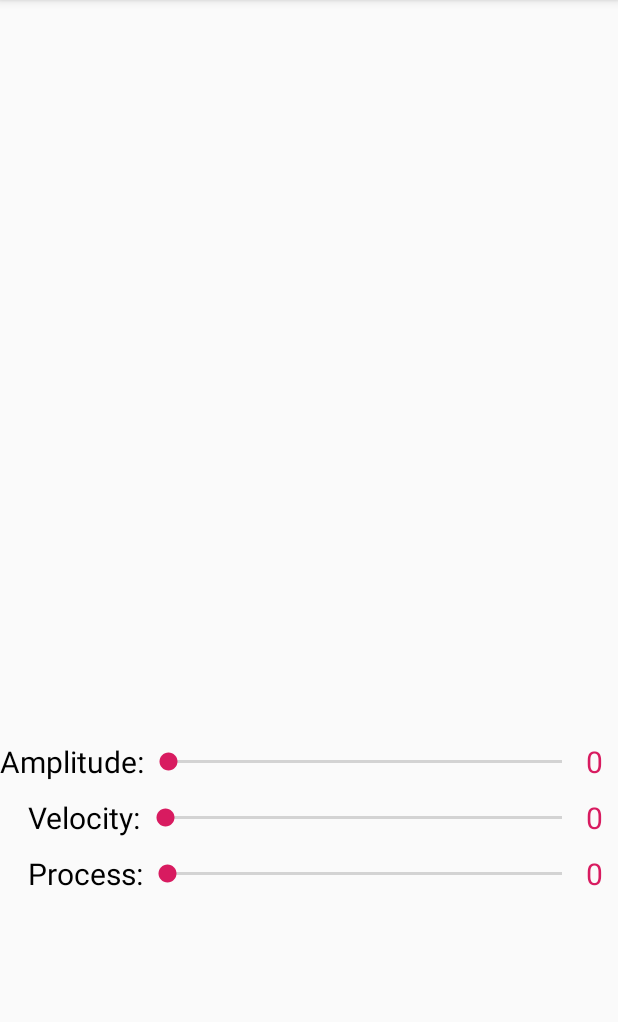
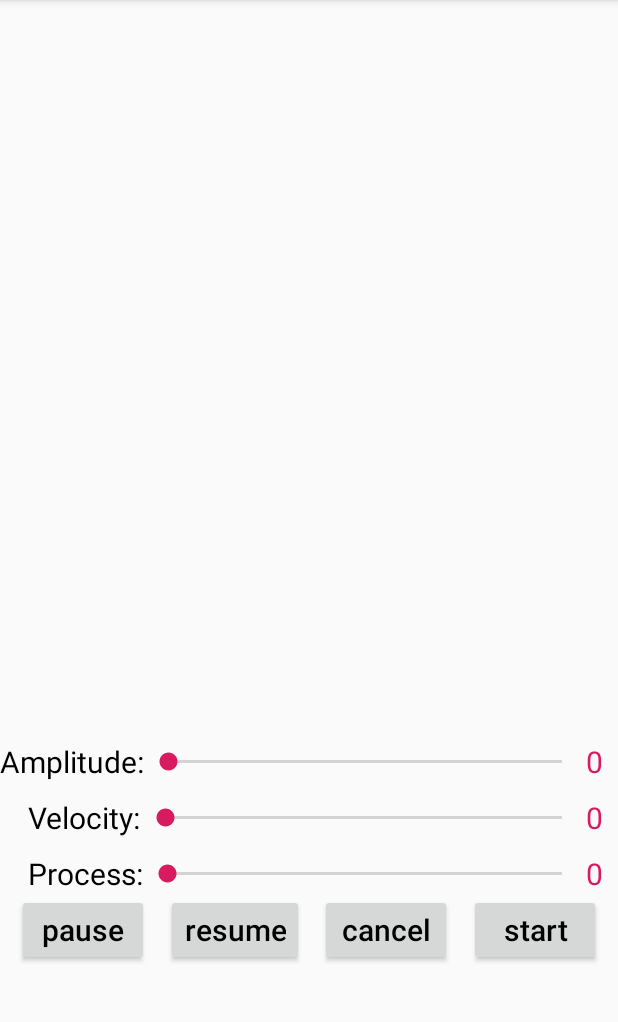
Before and after one commit to rain9155/WaveLoadingView, an Android app: the screen it shows after launch (MainActivity), on a phone screen of 412 x 824 dp, the part 84-1106 px from its top. Run offline under Robolectric (Android 15) with nearby library versions, the phone set to English and light mode, and no system bars; 13 statements that could not run were skipped.

Commit message:
基本完成

```diff
--- a/app/src/main/java/com/example/waveloadingview/MainActivity.kt
+++ b/app/src/main/java/com/example/waveloadingview/MainActivity.kt
@@ -2,7 +2,9 @@ package com.example.waveloadingview
 
 import android.support.v7.app.AppCompatActivity
 import android.os.Bundle
+import android.view.View
 import android.widget.SeekBar
+import com.example.library.WaveLoadingView
 import kotlinx.android.synthetic.main.activity_main.*
 
 class MainActivity : AppCompatActivity(), SeekBar.OnSeekBarChangeListener{
@@ -19,14 +21,17 @@ class MainActivity : AppCompatActivity(), SeekBar.OnSeekBarChangeListener{
         when(seekBar?.id){
             R.id.sbAmplitude -> {
                 val pro = progress  * 1f / seekBar.max
-                tvAmplitudeProcess.text = "$pro"
+                tvAmplitudeProcess.text = String.format("%.2f", pro)
+                wl.waveAmplitude = pro
             }
             R.id.sbVelocity -> {
                 val pro = progress * 1f / seekBar.max
-                tvVelocityProcess.text = "$pro"
+                tvVelocityProcess.text = String.format("%.2f", pro)
+                wl.waveVelocity = pro
             }
             R.id.sbProcess -> {
                 tvProcesses.text = "$progress"
+                wl.process = progress
             }
         }
     }
@@ -39,5 +44,24 @@ class MainActivity : AppCompatActivity(), SeekBar.OnSeekBarChangeListener{
         sbVelocity.setOnSeekBarChangeListener(this)
         sbProcess.setOnSeekBarChangeListener(this)
 
+        sbAmplitude.progress = (wl.waveAmplitude * 100).toInt()
+        sbVelocity.progress = (wl.waveVelocity * 100).toInt()
+        sbProcess.progress = wl.process
+
+        btnPauseAnim.setOnClickListener {
+            wl.pauseLoading()
+        }
+        btnResumeAnim.setOnClickListener {
+            wl.resumeLoading()
+        }
+        btnCancelAnim.setOnClickListener {
+            wl.cancelLoading()
+        }
+        btnStartAnim.setOnClickListener {
+            wl.startLoading()
+        }
+
+        wl.visibility = View.INVISIBLE
+
     }
 }
--- a/app/src/main/res/layout/activity_main.xml
+++ b/app/src/main/res/layout/activity_main.xml
@@ -11,7 +11,6 @@
         android:layout_width="200dp"
         android:layout_height="200dp"
         app:wl_text="Loading..."
-        app:wl_textColor="#00BCD4"
         app:layout_constraintBottom_toBottomOf="parent"
         app:layout_constraintRight_toRightOf="parent"
         app:layout_constraintTop_toTopOf="parent"
@@ -32,7 +31,7 @@
         android:id="@+id/sbAmplitude"
         android:layout_width="0dp"
         android:layout_height="wrap_content"
-        android:max="90"
+        android:max="100"
         app:layout_constraintTop_toTopOf="@id/tvAmplitude"
         app:layout_constraintLeft_toRightOf="@id/tvAmplitude"
         app:layout_constraintBottom_toBottomOf="@id/tvAmplitude"
@@ -119,4 +118,51 @@
         app:layout_constraintBottom_toBottomOf="@id/sbProcess"
         app:layout_constraintRight_toRightOf="parent"/>
 
+    <Button
+        android:id="@+id/btnPauseAnim"
+        android:layout_width="wrap_content"
+        android:layout_height="wrap_content"
+        style="@style/TextStyle"
+        android:text="pause"
+        android:textAllCaps="false"
+        app:layout_constraintTop_toBottomOf="@id/tvProcesses"
+        app:layout_constraintLeft_toLeftOf="parent"
+        app:layout_constraintRight_toLeftOf="@+id/btnResumeAnim"/>
+
+    <Button
+        android:id="@+id/btnResumeAnim"
+        android:layout_width="wrap_content"
+        android:layout_height="wrap_content"
+        style="@style/TextStyle"
+        android:text="resume"
+        android:textAllCaps="false"
+        app:layout_constraintTop_toTopOf="@id/btnPauseAnim"
+        app:layout_constraintBottom_toBottomOf="@id/btnPauseAnim"
+        app:layout_constraintLeft_toRightOf="@id/btnPauseAnim"
+        app:layout_constraintRight_toLeftOf="@+id/btnCancelAnim"/>
+
+    <Button
+        android:id="@+id/btnCancelAnim"
+        android:layout_width="wrap_content"
+        android:layout_height="wrap_content"
+        style="@style/TextStyle"
+        android:text="cancel"
+        android:textAllCaps="false"
+        app:layout_constraintTop_toTopOf="@id/btnResumeAnim"
+        app:layout_constraintBottom_toBottomOf="@id/btnResumeAnim"
+        app:layout_constraintLeft_toRightOf="@id/btnResumeAnim"
+        app:layout_constraintRight_toLeftOf="@+id/btnStartAnim"/>
+
+    <Button
+        android:id="@+id/btnStartAnim"
+        android:layout_width="wrap_content"
+        android:layout_height="wrap_content"
+        style="@style/TextStyle"
+        android:text="start"
+        android:textAllCaps="false"
+        app:layout_constraintTop_toTopOf="@id/btnCancelAnim"
+        app:layout_constraintBottom_toBottomOf="@id/btnCancelAnim"
+        app:layout_constraintLeft_toRightOf="@id/btnCancelAnim"
+        app:layout_constraintRight_toRightOf="parent"/>
+
 </android.support.constraint.ConstraintLayout>
--- a/library/src/main/java/com/example/library/WaveLoadingView.kt
+++ b/library/src/main/java/com/example/library/WaveLoadingView.kt
@@ -18,7 +18,8 @@ import android.util.TypedValue
 import android.view.View
 
 /**
- * 用贝塞尔曲线绘制loading图: init - > onMeasure -> onSizeChange -> onLayout -> onGlobalLayout() -> onDraw
+ * 用贝塞尔曲线绘制loading图:
+ * init - > onAttachedToWindow -> onMeasure -> onSizeChange -> onLayout -> onGlobalLayout -> onDraw
  * Created by 陈健宇 at 2019/7/27
  */
 class WaveLoadingView : View{
@@ -39,23 +40,26 @@ class WaveLoadingView : View{
          const val DEFAULT_BORDER_WIDTH = 0f
          const val DEFAULT_PROCESS = 50
          const val MAX_PROCESS = 100
-         const val DEFAULT_TEXT_COLOR = "#ffffffff"
+         const val DEFAULT_TEXT_LOCATION = 0
+         const val DEFAULT_TEXT_COLOR = "#00BCD4"
          const val DEFAULT_TEXT_SIZE = 20f
          const val DEFAULT_TEXT_STROKE_WIDTH = 0f
          const val DEFAULT_TEXT_STROKE_COLOR = "#00BCD4"
      }
 
-    private lateinit var wavePaint: Paint
-    private lateinit var borderPaint: Paint
-    private lateinit var textPaint: Paint
-    private lateinit var waveValueAnim : ValueAnimator
+    private val waveValueAnim = ValueAnimator.ofFloat(0f, 1f, 0f)
+    private val wavePaint = Paint(Paint.ANTI_ALIAS_FLAG)
+    private val borderPaint = Paint(Paint.ANTI_ALIAS_FLAG)
+    private val textPaint =  Paint(Paint.ANTI_ALIAS_FLAG)
     private val wavePath = Path()
     private val clipPath = Path()
     private val textPath = Path()
     private var animProcess = 0f
     private var textWaveDirectionReverse = false
-    private var canvasOffsetXFast = 0f
-    private var canvasOffsetXSlow = 0f
+    private var canvasFastOffsetX = 0f
+    private var canvasSlowOffsetX = 0f
+    private var fastWaveOffsetX = 0f
+    private var slowWaveOffsetX = 0f
     private var canvasOffsetY = 0f
     private var canvasWidth = 0
     private var canvasHeight = 0
@@ -64,16 +68,23 @@ class WaveLoadingView : View{
     private var waveLen = 0
     private var waveHeight = 0
     private var waveStartY = 0f
+    private var textWidth = 0
+    private var textHeight = 0
+    private var textStartX = 0f
+    private var textStartY = 0f
     private val shapeRect = RectF()
     private val shapeCircle = Circle()
-    private var shape = Shape.CIRCLE
-    private var textWidth = 0
-    private var textHeight = 0
+
+    var shape = Shape.CIRCLE
+    set(value) {
+        field = value
+        requestLayout()
+    }
 
     var shapeCorner = 0f
     set(value) {
         field = value
-        invalidate()
+        requestLayout()
     }
 
     var waveColor  = 0
@@ -82,7 +93,6 @@ class WaveLoadingView : View{
         invalidate()
     }
 
-    var waveSecondColor  = 0
     var waveBackgroundColor = 0
     set(@ColorInt value) {
         field = value
@@ -91,20 +101,19 @@ class WaveLoadingView : View{
 
     var waveAmplitude = 0f
     set(@FloatRange(from = 0.0, to = 0.9) value) {
-        Log.d(TAG, "setWaveAmplitude")
         field = value
         if (value < 0f) field = 0f
         if (value > MAX_WAVE_AMPLITUDE) field = MAX_WAVE_AMPLITUDE
-        invalidate()
+        requestLayout()
     }
 
     var waveVelocity = 0f
     set(value) {
-        Log.d(TAG, "setWaveVelocity")
         field = value
         if (value < 0f) field = 0f
         if (value > MAX_WAVE_VELOCITY) field = MAX_WAVE_VELOCITY
-        invalidate()
+        fastWaveOffsetX= field * WAVE_OFFSET
+        slowWaveOffsetX = field * WAVE_OFFSET / 2
     }
 
     var borderColor = 0
@@ -121,11 +130,16 @@ class WaveLoadingView : View{
 
     var process = 0
     set(@IntRange(from = 0, to = 100) value) {
-        Log.d(TAG, "setProcess")
         field = value
         if (value < 0) field = 0
         if (value > MAX_PROCESS) field = MAX_PROCESS
-        invalidate()
+        requestLayout()
+    }
+
+    var textLocation = Location.FLOW
+    set(value) {
+        field = value
+        requestLayout()
     }
 
     var text : String? = ""
@@ -137,7 +151,7 @@ class WaveLoadingView : View{
     var textSize = 0f
     set(value) {
         field = value
-        invalidate()
+        requestLayout()
     }
 
     var textColor = 0
@@ -161,6 +175,11 @@ class WaveLoadingView : View{
     var isTextWave = false
     set(value) {
         field = value
+        if(field) waveValueAnim.addListener(object : AnimatorListenerAdapter(){
+            override fun onAnimationRepeat(animation: Animator?) {
+                textWaveDirectionReverse = !textWaveDirectionReverse
+            }
+        })
         invalidate()
     }
 
@@ -185,6 +204,7 @@ class WaveLoadingView : View{
         if (Build.VERSION.SDK_INT >= Build.VERSION_CODES.JELLY_BEAN) {
             background = null
         }
+
         //init Attrs
         val typeArray = context?.obtainStyledAttributes(attrs, R.styleable.WaveLoadingView)
 
@@ -197,7 +217,6 @@ class WaveLoadingView : View{
         shapeCorner = typeArray?.getDimension(R.styleable.WaveLoadingView_wl_shapeCorner, DEFAULT_SHAPE_CORNER)!!
 
         waveColor = typeArray?.getColor(R.styleable.WaveLoadingView_wl_waveColor, Color.parseColor(DEFAULT_WAVE_COLOR))
-        waveSecondColor = adjustAlpha(waveColor, 0.7f)
         waveBackgroundColor = typeArray?.getColor(R.styleable.WaveLoadingView_wl_waveBackgroundColor, Color.parseColor(DEFAULT_WAVE_BACKGROUND_COLOR))
         waveAmplitude = typeArray?.getFloat(R.styleable.WaveLoadingView_wl_waveAmplitude, DEFAULT_WAVE_AMPLITUDE)
         waveVelocity = typeArray?.getFloat(R.styleable.WaveLoadingView_wl_waveVelocity, DEFAULT_WAVE_VELOCITY)
@@ -207,6 +226,12 @@ class WaveLoadingView : View{
 
         process = typeArray?.getInteger(R.styleable.WaveLoadingView_wl_process, DEFAULT_PROCESS)
 
+        textLocation = when(typeArray?.getInteger(R.styleable.WaveLoadingView_wl_textLocation, DEFAULT_TEXT_LOCATION)){
+            0 -> Location.FLOW
+            1 -> Location.CENTER
+            2 -> Location.TOP
+            else -> Location.BOTTOM
+        }
         text = typeArray?.getString(R.styleable.WaveLoadingView_wl_text)
         if(TextUtils.isEmpty(text)) text = ""
         textSize = typeArray?.getDimension(R.styleable.WaveLoadingView_wl_textSize, spTopx(DEFAULT_TEXT_SIZE))
@@ -218,43 +243,23 @@ class WaveLoadingView : View{
 
         typeArray?.recycle()
 
-        //init Paint
-        wavePaint = Paint(Paint.ANTI_ALIAS_FLAG)
-        wavePaint.style = Paint.Style.FILL_AND_STROKE
-
-        borderPaint = Paint(Paint.ANTI_ALIAS_FLAG)
-        borderPaint.style = Paint.Style.STROKE
-
-        textPaint = Paint(Paint.ANTI_ALIAS_FLAG)
-        textPaint.textSize = textSize
-        textPaint.isFakeBoldText = isTextBold
-        textWidth = textPaint.measureText(text).toInt()
-        val textRect = Rect()
-        textPaint.getTextBounds(text, 0, text!!.length, textRect)
-        textHeight = textRect.height()
-
         //init Anim
-        val fastWaveOffset = waveVelocity * WAVE_OFFSET
-        val slowWaveOffset = waveVelocity * WAVE_OFFSET / 2
-        waveValueAnim = ValueAnimator.ofFloat(0f, 1f, 0f)
+        fastWaveOffsetX= waveVelocity * WAVE_OFFSET
+        slowWaveOffsetX = waveVelocity * WAVE_OFFSET / 2
         waveValueAnim.apply {
             duration = ANIM_TIME
             LinearOutSlowInInterpolator()
             repeatCount = ValueAnimator.INFINITE
+            repeatMode = ValueAnimator.RESTART
             addUpdateListener{ animation ->
                 animProcess = animation.animatedValue as Float
-                canvasOffsetXFast = (canvasOffsetXFast + fastWaveOffset) % canvasWidth
-                canvasOffsetXSlow = (canvasOffsetXSlow + slowWaveOffset) % canvasWidth
-                postInvalidate()
+                canvasFastOffsetX = (canvasFastOffsetX + fastWaveOffsetX) % canvasWidth
+                canvasSlowOffsetX = (canvasSlowOffsetX + slowWaveOffsetX) % canvasWidth
+                if(canvasOffsetY <  0) canvasOffsetY += WAVE_OFFSET  else canvasOffsetY = 0f
+                invalidate()
             }
+        }
 
-            if(isTextWave) addListener(object : AnimatorListenerAdapter(){
-                override fun onAnimationRepeat(animation: Animator?) {
-                    textWaveDirectionReverse = !textWaveDirectionReverse
-                }
-            })
-        }
-        Log.d(TAG, "init()")
     }
 
     override fun onMeasure(widthMeasureSpec: Int, heightMeasureSpec: Int) {
@@ -268,155 +273,61 @@ class WaveLoadingView : View{
                 super.onMeasure(widthMeasureSpec, heightMeasureSpec)
             }
         }
-        Log.d(TAG, "onMeasure(), measureHeight = $measuredHeight, measureWidth = $measuredWidth")
     }
 
-    /**
-     * ConstraintLayout布局会让setMeasuredDimension()失效,所以导致 measuredHeight 和 h 不一样
-     * 所以计算圆形和正方形时要注意居中
-     */
     override fun onSizeChanged(w: Int, h: Int, oldw: Int, oldh: Int) {
         canvasWidth = measuredWidth
         canvasHeight = measuredHeight
         viewWidth = canvasWidth
         viewHeight = canvasHeight
-        drawShapePath(w, h)
-        drawWavePath()
-        if(!isTextWave){
-            textPath.reset()
-            textPath.moveTo((viewWidth - textWidth) / 2f, waveStartY + textHeight / 2)
-            textPath.rLineTo(textWidth.toFloat(), 0f)
-        }
-        Log.d(TAG, "onSizeChanged(), w = $w, h = $h")
+        canvasOffsetY = -canvasHeight / 2f
+    }
+
+    /**
+     * ConstraintLayout布局会让setMeasuredDimension()失效,所以导致 measuredHeight 和 height 不一样, 宽同理
+     * 所以计算圆形和正方形时要注意居中
+     */
+    override fun onLayout(changed: Boolean, left: Int, top: Int, right: Int, bottom: Int) {
+        super.onLayout(changed, left, top, right, bottom)
+        preDrawShapePath(width, height)
+        preDrawWavePath()
+        preDrawTextPath()
     }
 
     override fun onDraw(canvas: Canvas?) {
-        ClipShap(canvas)
+        clipCanvasShape(canvas)
         drawWave(canvas)
         drawBorder(canvas)
         drawText(canvas)
         startLoading()
     }
 
-    /**
-     * 绘制文字
-     */
-    private fun drawText(canvas: Canvas?) {
-        if (TextUtils.isEmpty(text)) return
-
-        if(isTextWave){
-            textPath.reset()
-            textPath.moveTo((viewWidth - textWidth) / 2f, waveStartY + textHeight / 2)
-            if(!textWaveDirectionReverse){
-                textPath.rQuadTo(
-                    textWidth / 4f, -textHeight * animProcess / 2,
-                    textWidth / 2f, 0f
-                )
-                textPath.rQuadTo(
-                    textWidth / 4f, textHeight * animProcess / 2,
-                    textWidth / 2f, 0f
-                )
-            }else{
-                textPath.rQuadTo(
-                    textWidth / 4f, textHeight * animProcess / 2,
-                    textWidth / 2f, 0f
-                )
-                textPath.rQuadTo(
-                    textWidth / 4f, -textHeight * animProcess / 2,
-                    textWidth / 2f, 0f
-                )
-            }
-        }
-
-        if(textStrokeWidth != 0f){
-            textPaint.style = Paint.Style.STROKE
-            textPaint.color = textStrokeColor
-            textPaint.strokeWidth = textStrokeWidth
-            canvas?.drawTextOnPath(text, textPath, 0f, 0f, textPaint)
-        }
-
-        textPaint.style = Paint.Style.FILL
-        textPaint.color = textColor
-        canvas?.drawTextOnPath(text, textPath, 0f, 0f, textPaint)
-    }
-
-    /**
-     * 绘制边框
-     */
-    private fun drawBorder(canvas: Canvas?) {
-        if(borderWidth == 0f) return
-
-        borderPaint.color = borderColor
-        borderPaint.strokeWidth = borderWidth
-        when (shape) {
-            Shape.CIRCLE -> {
-                canvas?.drawCircle(
-                    shapeCircle.centerX, shapeCircle.centerY,
-                    shapeCircle.circleRadius,
-                    borderPaint
-                )
-            }
-            Shape.SQUARE, Shape.RECT -> {
-                if (shapeCorner == 0f)
-                    canvas?.drawRect(shapeRect, borderPaint)
-                else
-                    canvas?.drawRoundRect(
-                        shapeRect,
-                        shapeCorner, shapeCorner,
-                        borderPaint
-                    )
-            }
-        }
-    }
-
-    /**
-     * 绘制波浪
-     */
-    private fun drawWave(canvas: Canvas?) {
-        canvas?.save()
-        canvas?.translate(canvasOffsetXSlow, canvasOffsetY)
-        wavePaint.color = waveSecondColor
-        canvas?.drawPath(wavePath, wavePaint)
-        canvas?.restore()
-
-        canvas?.save()
-        canvas?.translate(canvasOffsetXFast, canvasOffsetY)
-        wavePaint.color = waveColor
-        canvas?.drawPath(wavePath, wavePaint)
-        canvas?.restore()
-    }
-
-    /**
-     * 裁剪画布形状
-     */
-    private fun ClipShap(canvas: Canvas?) {
-        if (shape != Shape.NONE) canvas?.clipPath(clipPath)
-        canvas?.drawColor(waveBackgroundColor)
-    }
-
-    override fun onWindowVisibilityChanged(visibility: Int) {
-        super.onWindowVisibilityChanged(visibility)
-        Log.d(TAG, "onWindowVisibilityChanged()")
-    }
-
-    override fun onWindowFocusChanged(hasWindowFocus: Boolean) {
-        super.onWindowFocusChanged(hasWindowFocus)
-        Log.d(TAG, "onWindowFocusChanged()")
-    }
-
     override fun onDetachedFromWindow() {
-        Log.d(TAG, "onDetachedFromWindow()")
-        waveValueAnim.cancel()
+        cancelLoading()
         waveValueAnim.removeAllUpdateListeners()
         super.onDetachedFromWindow()
     }
 
-    override fun onAttachedToWindow() {
-        Log.d(TAG, "onAttachedToWindow()")
-        super.onAttachedToWindow()
+    private fun preDrawTextPath() {
+        textPaint.textSize = textSize
+        textWidth = textPaint.measureText(text).toInt()
+        val textRect = Rect()
+        textPaint.getTextBounds(text, 0, text!!.length, textRect)
+        textHeight = textRect.height()
+
+        textStartX = (viewWidth - textWidth) / 2f
+        textStartY = when(textLocation){
+            Location.FLOW -> waveStartY + textHeight / 2f
+            Location.TOP -> calculateRelativeY() + textHeight
+            Location.CENTER -> (viewHeight + textHeight) / 2f
+            else -> calculateRelativeY() + canvasHeight - textHeight
+        }
+        textPath.reset()
+        textPath.moveTo(textStartX, textStartY)
+        textPath.rLineTo(textWidth.toFloat(), 0f)
     }
 
-    private fun drawShapePath(w: Int, h: Int) {
+    private fun preDrawShapePath(w: Int, h: Int) {
         clipPath.reset()
         when (shape) {
             Shape.CIRCLE -> {
@@ -468,13 +379,13 @@ class WaveLoadingView : View{
         }
     }
 
-    private fun drawWavePath() {
+    private fun preDrawWavePath() {
         wavePath.reset()
-        waveLen = viewWidth
-        waveHeight = (waveAmplitude * viewHeight).toInt()
-        waveStartY = calculateYbyProcess()
-        wavePath.moveTo(-viewWidth * 2f, waveStartY)
-        val rang = -viewWidth * 2..viewWidth
+        waveLen = canvasWidth
+        waveHeight = (waveAmplitude * canvasHeight).toInt()
+        waveStartY = calculateWaveStartYbyProcess()
+        wavePath.moveTo(-canvasWidth * 2f, waveStartY)
+        val rang = -canvasWidth * 2..canvasWidth
         for (i in rang step waveLen) {
             wavePath.rQuadTo(
                 waveLen / 4f, waveHeight / 2f,
@@ -485,17 +396,115 @@ class WaveLoadingView : View{
                 waveLen / 2f, 0f
             )
         }
-        wavePath.rLineTo(0f, viewHeight.toFloat())
-        wavePath.rLineTo(-viewWidth * 3f, 0f)
+        wavePath.rLineTo(0f, canvasHeight.toFloat())
+        wavePath.rLineTo(-canvasWidth * 3f, 0f)
         wavePath.close()
     }
 
-    private fun calculateYbyProcess(): Float {
+    private fun drawText(canvas: Canvas?) {
+        if (TextUtils.isEmpty(text)) return
+
+        textPaint.isFakeBoldText = isTextBold
+
+        if(isTextWave && textLocation == Location.FLOW){
+            textPath.reset()
+            textPath.moveTo(textStartX, textStartY)
+            if(!textWaveDirectionReverse){
+                textPath.rQuadTo(
+                    textWidth / 4f, -textHeight * animProcess / 2,
+                    textWidth / 2f, 0f
+                )
+                textPath.rQuadTo(
+                    textWidth / 4f, textHeight * animProcess / 2,
+                    textWidth / 2f, 0f
+                )
+            }else{
+                textPath.rQuadTo(
+                    textWidth / 4f, textHeight * animProcess / 2,
+                    textWidth / 2f, 0f
+                )
+                textPath.rQuadTo(
+                    textWidth / 4f, -textHeight * animProcess / 2,
+                    textWidth / 2f, 0f
+                )
+            }
+        }
+
+        if(textStrokeWidth != 0f){
+            textPaint.style = Paint.Style.STROKE
+            textPaint.color = textStrokeColor
+            textPaint.strokeWidth = textStrokeWidth
+            canvas?.drawTextOnPath(text, textPath, 0f, 0f, textPaint)
+        }
+
+        textPaint.style = Paint.Style.FILL
+        textPaint.color = textColor
+        canvas?.drawTextOnPath(text, textPath, 0f, 0f, textPaint)
+    }
+
+    private fun drawBorder(canvas: Canvas?) {
+        if(borderWidth == 0f) return
+
+        borderPaint.style = Paint.Style.STROKE
+        borderPaint.color = borderColor
+        borderPaint.strokeWidth = borderWidth
+
+        when (shape) {
+            Shape.CIRCLE -> {
+                canvas?.drawCircle(
+                    shapeCircle.centerX, shapeCircle.centerY,
+                    shapeCircle.circleRadius,
+                    borderPaint
+                )
+            }
+            Shape.SQUARE, Shape.RECT -> {
+                if (shapeCorner == 0f)
+                    canvas?.drawRect(shapeRect, borderPaint)
+                else
+                    canvas?.drawRoundRect(
+                        shapeRect,
+                        shapeCorner, shapeCorner,
+                        borderPaint
+                    )
+            }
+        }
+    }
+
+    private fun drawWave(canvas: Canvas?) {
+        wavePaint.style = Paint.Style.FILL_AND_STROKE
+
+        canvas?.save()
+        canvas?.save()
+
+        canvas?.translate(canvasSlowOffsetX, canvasOffsetY)
+        wavePaint.color = adjustAlpha(waveColor, 0.7f)
+        canvas?.drawPath(wavePath, wavePaint)
+        canvas?.restore()
+
+        canvas?.translate(canvasFastOffsetX, canvasOffsetY)
+        wavePaint.color = waveColor
+        canvas?.drawPath(wavePath, wavePaint)
+        canvas?.restore()
+    }
+
+    private fun clipCanvasShape(canvas: Canvas?) {
+        if (shape != Shape.NONE) canvas?.clipPath(clipPath)
+        canvas?.drawColor(waveBackgroundColor)
+    }
+
+    private fun calculateWaveStartYbyProcess(): Float {
         val valueProcess = process / 100f
         return  if (viewHeight == canvasHeight)
-                    (1 - valueProcess) * canvasHeight
-                else
-                     Math.abs(viewHeight - canvasHeight) / 2f + (1 - valueProcess) * canvasHeight
+            (1 - valueProcess) * canvasHeight
+        else
+             Math.abs(viewHeight - canvasHeight) / 2f + (1 - valueProcess) * canvasHeight
+    }
+
+    private fun calculateRelativeY(): Float {
+        return if (viewHeight == canvasHeight)
+                0f
+             else
+                Math.abs(viewHeight - canvasHeight) / 2f
     }
 
     private fun adjustAlpha(color : Int?,  factor : Float?) : Int{
@@ -515,8 +524,12 @@ class WaveLoadingView : View{
         var circleRadius = 0f
     }
 
-    private enum class Shape{
+    enum class Shape{
         CIRCLE, SQUARE, RECT, NONE
+    }
+
+    enum class Location{
+       FLOW, TOP, CENTER, BOTTOM
     }
 
     fun startLoading(){
@@ -532,6 +545,7 @@ class WaveLoadingView : View{
     fun pauseLoading(){
         waveValueAnim.pause()
     }
+
     fun resumeLoading(){
         waveValueAnim.resume()
     }
```
Also changed, not shown: library/src/main/res/values/attrs.xml (+8 -0 lines).
